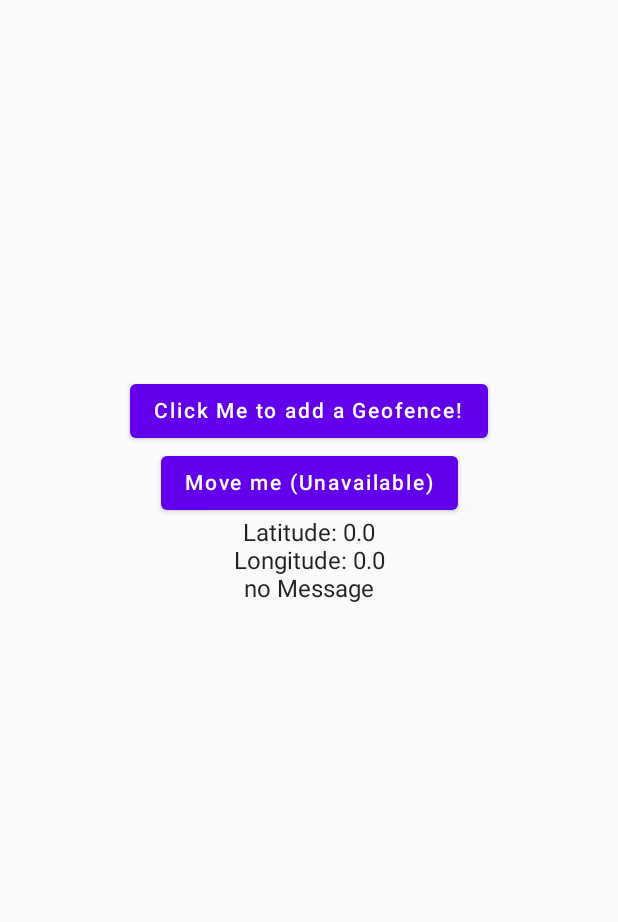
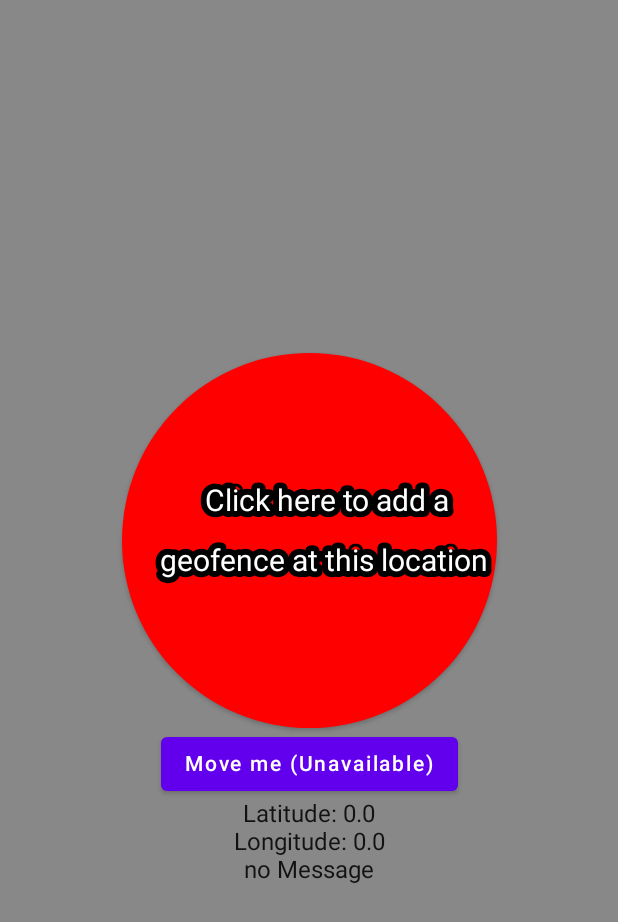
Before and after one commit to LiamHeaney/Wandering_Elder, an Android app built with Jetpack Compose: the screen it shows after launch (MainActivity), on a phone screen of 412 x 824 dp. Shown: the top 922 px of the screen. Run offline under Robolectric (Android 15) with nearby library versions, the phone set to English and light mode, and no system bars.

Commit message:
added color, changed button size, made text look better

```diff
--- a/app/src/main/java/com/example/wanderingelder/MainActivity.kt
+++ b/app/src/main/java/com/example/wanderingelder/MainActivity.kt
@@ -16,12 +16,22 @@ import android.util.Log
 import androidx.activity.ComponentActivity
 import androidx.activity.compose.setContent
 import androidx.annotation.RequiresApi
+import androidx.compose.foundation.Canvas
+import androidx.compose.foundation.background
+import androidx.compose.foundation.border
 import androidx.compose.foundation.layout.*
+import androidx.compose.foundation.shape.CircleShape
 import androidx.compose.material.Button
+import androidx.compose.material.ButtonDefaults
 import androidx.compose.material.Text
 import androidx.compose.runtime.*
 import androidx.compose.ui.Alignment
 import androidx.compose.ui.Modifier
+import androidx.compose.ui.draw.clip
+import androidx.compose.ui.graphics.Color
+import androidx.compose.ui.graphics.Paint
+import androidx.compose.ui.graphics.drawscope.drawIntoCanvas
+import androidx.compose.ui.graphics.nativeCanvas
 import androidx.compose.ui.unit.dp
 import androidx.core.app.ActivityCompat
 import androidx.core.app.NotificationCompat
@@ -143,15 +153,22 @@ class MainActivity : ComponentActivity() {
             }
             WanderingElderTheme {
                 Column(
-                    modifier = Modifier.fillMaxSize(),
-                    horizontalAlignment=Alignment.CenterHorizontally
+                    modifier = Modifier
+                        .fillMaxSize()
+                        .background(Color.Gray),
+                    horizontalAlignment=Alignment.CenterHorizontally,
+                    verticalArrangement = Arrangement.Center
 
                 ) {
-                    Spacer(modifier = Modifier.absolutePadding(top=250.dp))
+//                    Spacer(modifier = Modifier.absolutePadding(top=150.dp))
 //                    Greeting("Android")
 //                    Text("Blank spot")
 //
-                    Button(onClick = { println("Adding Current Location")
+                    Button(modifier = Modifier.size(250.dp),
+                        shape = CircleShape,
+                        colors = ButtonDefaults.textButtonColors(backgroundColor = Color.Red,
+                            contentColor = Color.White),
+                        onClick = { println("Adding Current Location")
                         Log.e("Button", "Button Clicked")
                         addGeofence(geoFencePendingIntent, notificationManager
 //                            , myPendingIntent
@@ -167,7 +184,63 @@ class MainActivity : ComponentActivity() {
                         }
 
                     }, content = {
-                        Text("Click Me to add a Geofence!")
+                            val textPaintStroke = Paint().asFrameworkPaint().apply {
+                                isAntiAlias = true
+                                style = android.graphics.Paint.Style.STROKE
+                                textSize = 30f
+                                color = android.graphics.Color.BLACK
+                                strokeWidth = 12f
+                                strokeMiter= 10f
+                                strokeJoin = android.graphics.Paint.Join.ROUND
+                            }
+
+                            val textPaint = Paint().asFrameworkPaint().apply {
+                                isAntiAlias = true
+                                style = android.graphics.Paint.Style.FILL
+                                textSize = 30f
+                                color = android.graphics.Color.WHITE
+                            }
+
+                            Canvas(
+                                modifier = Modifier.absoluteOffset(x = -70.dp, y = -20.dp),
+                                onDraw = {
+                                    drawIntoCanvas {
+                                        it.nativeCanvas.drawText(
+                                            "Click here to add a",
+                                            0f,
+                                            0.dp.toPx(),
+                                            textPaintStroke
+                                        )
+
+                                        it.nativeCanvas.drawText(
+                                            "Click here to add a",
+                                            0f,
+                                            0.dp.toPx(),
+                                            textPaint
+                                        )
+
+                                    }
+                                }
+                            )
+                            Canvas(modifier = Modifier.absoluteOffset(x = (-100).dp, y = 20.dp),
+                                onDraw = {
+                                    drawIntoCanvas {
+                                        it.nativeCanvas.drawText(
+                                            "geofence at this location",
+                                            0f,
+                                            0.dp.toPx(),
+                                            textPaintStroke
+                                        )
+                                        it.nativeCanvas.drawText(
+                                            "geofence at this location",
+                                            0f,
+                                            0.dp.toPx(),
+                                            textPaint
+                                        )
+                                    }
+                                }
+                            )
+
                     })
                     Button(onClick = { println("Location1")
                                      },
```
